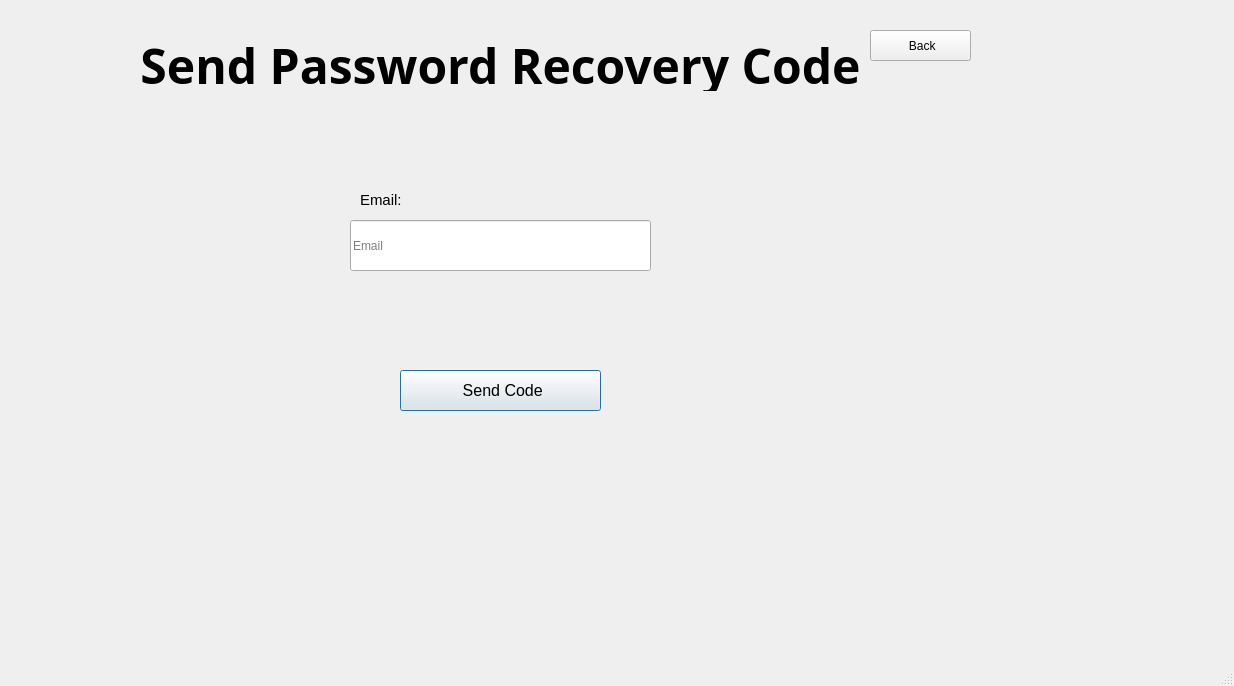
Qt form Main/client/gui/ui/forgot_password.ui (SuperName3102/Final-Project) before a commit.
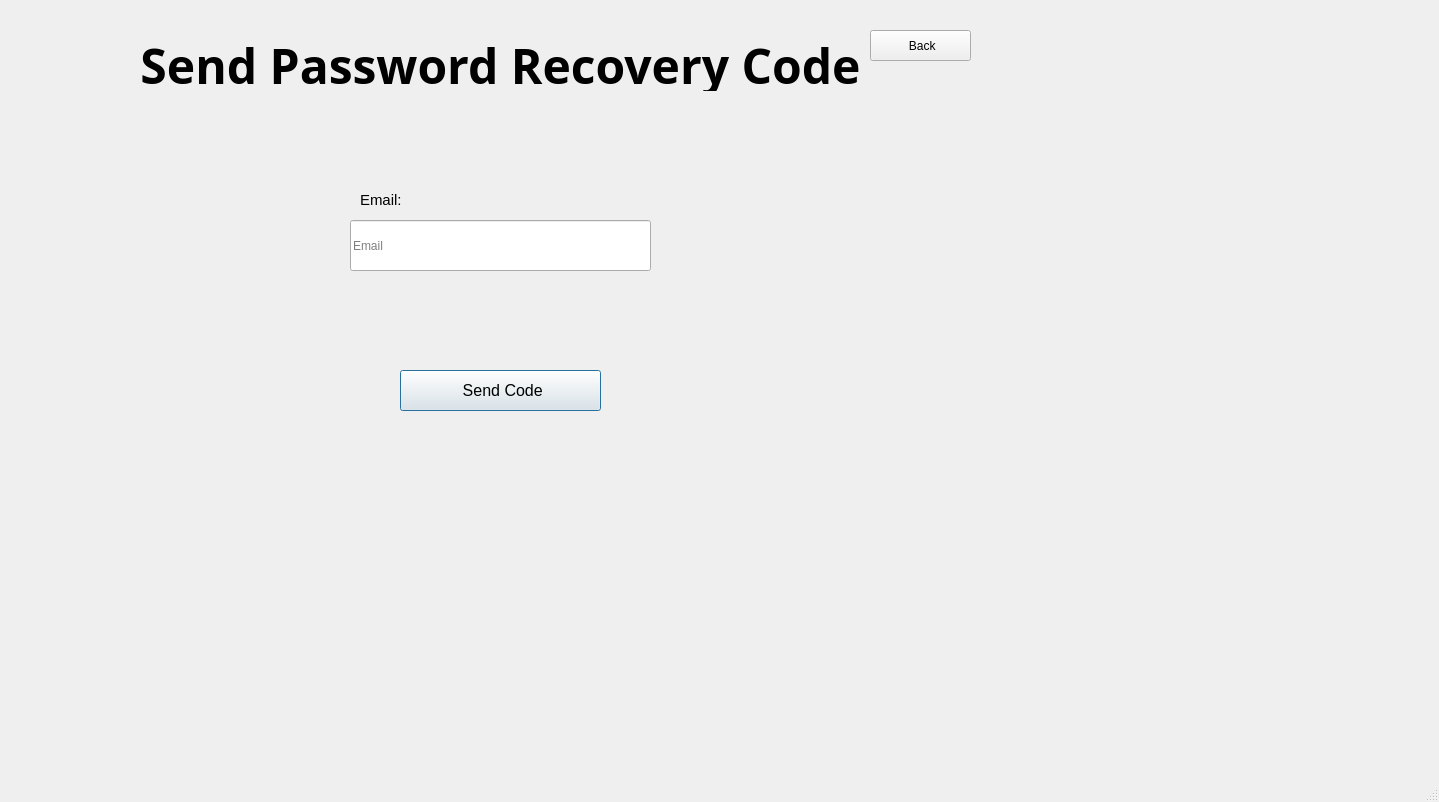
The same form after that commit.

The edit to the form file:
```diff
--- a/Main/client/gui/ui/forgot_password.ui
+++ b/Main/client/gui/ui/forgot_password.ui
@@ -6,8 +6,8 @@
    <rect>
     <x>0</x>
     <y>0</y>
-    <width>1234</width>
-    <height>686</height>
+    <width>1439</width>
+    <height>802</height>
    </rect>
   </property>
   <property name="acceptDrops">
```
